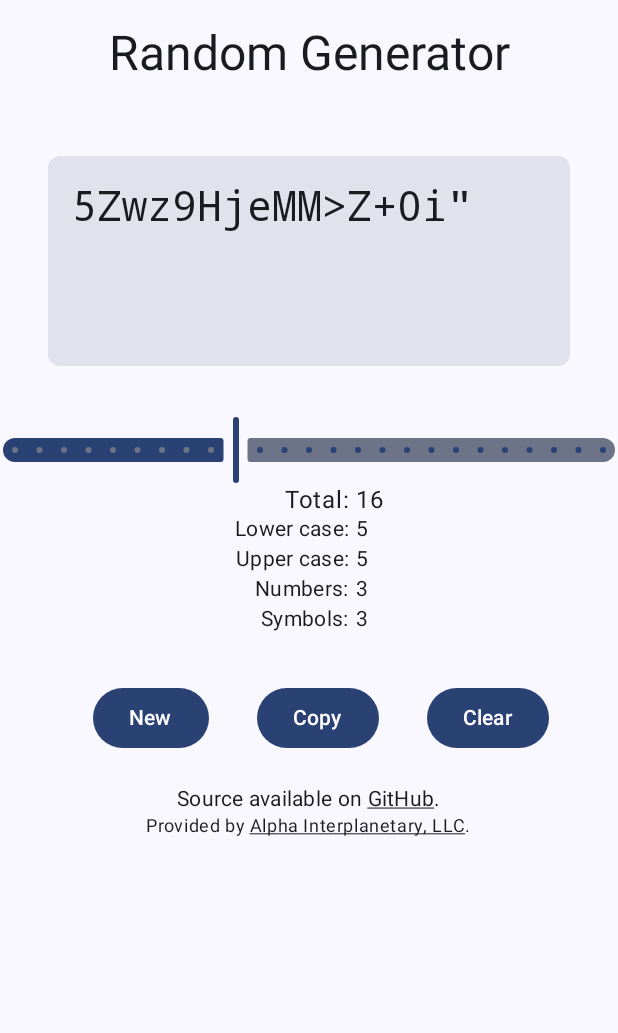
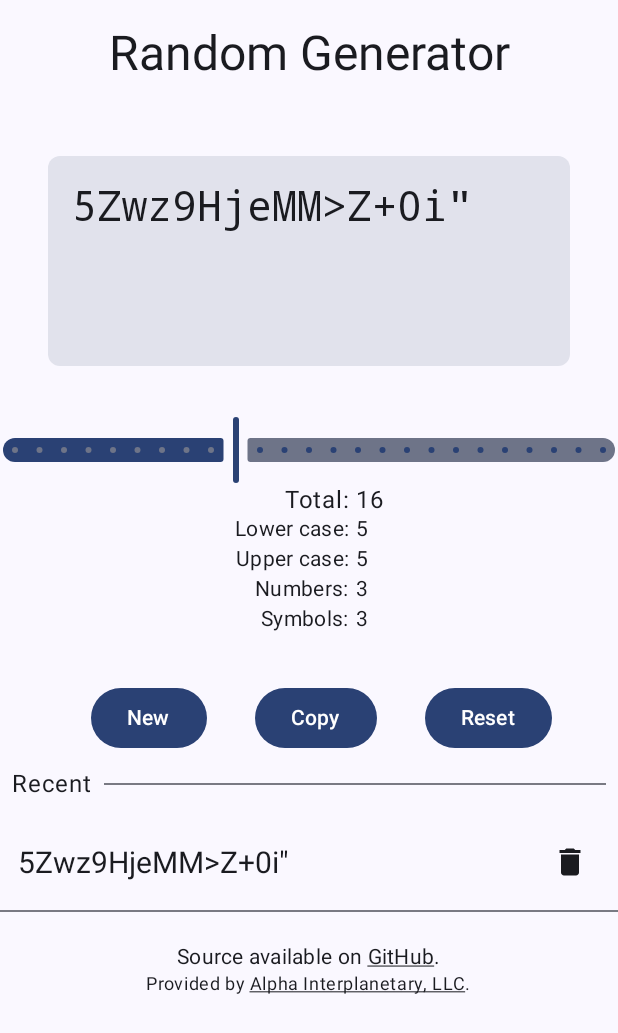
Before and after one commit to pforhan/android-pwdgen, an Android app built with Jetpack Compose: the screen it shows after launch (MainActivity), after a tap on "Copy", on a phone screen of 412 x 824 dp. Shown: the top 1033 px of the screen. Run offline under Robolectric (Android 15) with nearby library versions, the phone set to English and light mode, and no system bars; 8 statements that could not run were skipped.

Commit message:
working secure storage and history list
update gradle config

```diff
--- a/app/src/main/java/alphainterplanetary/passwordgen/MainActivity.kt
+++ b/app/src/main/java/alphainterplanetary/passwordgen/MainActivity.kt
@@ -7,7 +7,6 @@ import android.content.Context
 import android.content.Intent
 import android.net.Uri
 import android.os.Bundle
-import android.util.Log
 import android.view.WindowManager.LayoutParams
 import android.widget.Toast
 import androidx.activity.ComponentActivity
@@ -23,10 +22,16 @@ import androidx.compose.foundation.layout.Row
 import androidx.compose.foundation.layout.fillMaxSize
 import androidx.compose.foundation.layout.fillMaxWidth
 import androidx.compose.foundation.layout.padding
+import androidx.compose.foundation.layout.wrapContentSize
 import androidx.compose.foundation.rememberScrollState
 import androidx.compose.foundation.shape.RoundedCornerShape
 import androidx.compose.foundation.verticalScroll
+import androidx.compose.material.icons.Icons
+import androidx.compose.material.icons.filled.Delete
 import androidx.compose.material3.Button
+import androidx.compose.material3.Divider
+import androidx.compose.material3.Icon
+import androidx.compose.material3.IconButton
 import androidx.compose.material3.MaterialTheme
 import androidx.compose.material3.Slider
 import androidx.compose.material3.Surface
@@ -34,7 +39,6 @@ import androidx.compose.material3.Text
 import androidx.compose.runtime.Composable
 import androidx.compose.runtime.collectAsState
 import androidx.compose.ui.Alignment
-import androidx.compose.ui.ExperimentalComposeUiApi
 import androidx.compose.ui.Modifier
 import androidx.compose.ui.Modifier.Companion
 import androidx.compose.ui.platform.LocalContext
@@ -48,6 +52,7 @@ import androidx.compose.ui.text.style.TextDecoration
 import androidx.compose.ui.text.withStyle
 import androidx.compose.ui.tooling.preview.Preview
 import androidx.compose.ui.unit.dp
+import androidx.compose.ui.unit.sp
 import kotlinx.coroutines.flow.MutableStateFlow
 
 private const val LENGTH_DEFAULT = 16
@@ -55,14 +60,22 @@ private const val LENGTH_MIN = 8
 private const val LENGTH_MAX = 30
 
 class MainActivity : ComponentActivity() {
-  private val current = MutableStateFlow(PwdState(content = "", length = LENGTH_DEFAULT))
+  private val current = MutableStateFlow(
+    UiState(
+      pwdState = PwdState(content = "", length = LENGTH_DEFAULT),
+      recent = emptyList()
+    )
+  )
   private val passwordStorage = PasswordStorage()
 
   override fun onCreate(savedInstanceState: Bundle?) {
     super.onCreate(savedInstanceState)
     window.addFlags(LayoutParams.FLAG_SECURE)
     val instructions = getString(R.string.default_instruction)
-    current.value = current.value.copy(content = instructions)
+    current.value = UiState(
+      pwdState = current.value.pwdState.copy(content = instructions),
+      recent = passwordStorage.listPasswords()
+    )
 
     setContent {
       PasswordGenTheme {
@@ -84,9 +97,8 @@ class MainActivity : ComponentActivity() {
 private fun PwdColumn(
   context: Context,
   passwordStorage: PasswordStorage,
-  stateFlow: MutableStateFlow<PwdState>
-) =
-  Column(
+  stateFlow: MutableStateFlow<UiState>
+) = Column(
   modifier = Modifier.fillMaxSize(),
   horizontalAlignment = Alignment.CenterHorizontally
 ) {
@@ -99,18 +111,21 @@ private fun PwdColumn(
   LengthSlider(stateFlow)
   PasswordStatistics(context, stateFlow)
   ButtonRow(passwordStorage, stateFlow)
+  HistoryList(context, passwordStorage, stateFlow)
   Links(context)
 }
 
 @Composable
-private fun LengthSlider(stateFlow: MutableStateFlow<PwdState>) {
+private fun LengthSlider(stateFlow: MutableStateFlow<UiState>) {
   val contentState = stateFlow.collectAsState()
   Slider(
-    value = contentState.value.length.toFloat(),
+    value = contentState.value.pwdState.length.toFloat(),
     onValueChange = {
       val length = it.toInt()
       val current = stateFlow.value
-      if (length != current.length) stateFlow.value = current.withNewPassword(length)
+      if (length != current.pwdState.length) {
+        stateFlow.value = current.copy(pwdState = current.pwdState.withNewPassword(length))
+      }
     },
     steps = LENGTH_MAX - LENGTH_MIN + 1,
     valueRange = LENGTH_MIN.toFloat()..LENGTH_MAX.toFloat()
@@ -119,7 +134,7 @@ private fun LengthSlider(stateFlow: MutableStateFlow<PwdState>) {
 
 @Composable fun PasswordStatistics(
   context: Context,
-  stateFlow: MutableStateFlow<PwdState>
+  stateFlow: MutableStateFlow<UiState>
 ) {
   Row(horizontalArrangement = Arrangement.SpaceBetween) {
     Column(
@@ -148,7 +163,7 @@ private fun LengthSlider(stateFlow: MutableStateFlow<PwdState>) {
       )
     }
     Column {
-      val stats = stateFlow.collectAsState().value
+      val stats = stateFlow.collectAsState().value.pwdState
       Text(
         text = stats.length.toString(),
         style = MaterialTheme.typography.bodyLarge
@@ -176,7 +191,7 @@ private fun LengthSlider(stateFlow: MutableStateFlow<PwdState>) {
 @Composable
 private fun ButtonRow(
   passwordStorage: PasswordStorage,
-  stateFlow: MutableStateFlow<PwdState>
+  stateFlow: MutableStateFlow<UiState>
 ) {
   Row(
     verticalAlignment = Alignment.CenterVertically,
@@ -191,7 +206,9 @@ private fun ButtonRow(
     Button(
       modifier = padding,
       onClick = {
-        stateFlow.value = stateFlow.value.withNewPassword()
+        stateFlow.value = stateFlow.value.copy(
+          pwdState = stateFlow.value.pwdState.withNewPassword()
+        )
       }) {
       Text(text = stringResource(R.string.new_text))
     }
@@ -206,15 +223,89 @@ private fun ButtonRow(
     Button(
       modifier = padding,
       onClick = {
-        val len = stateFlow.value.length
-        stateFlow.value =
-          PwdState(
+        val len = stateFlow.value.pwdState.length
+        stateFlow.value = stateFlow.value.copy(
+          pwdState = PwdState(
             length = len,
             content = context.getString(R.string.default_instruction)
           )
+        )
       }) {
-      Text(text = stringResource(R.string.clear))
+      Text(text = stringResource(R.string.reset))
     }
+  }
+}
+
+@Composable
+fun HistoryList(
+  context: Context,
+  passwordStorage: PasswordStorage,
+  stateFlow: MutableStateFlow<UiState>,
+) {
+  val items = stateFlow.collectAsState().value.recent
+
+  Column(
+    modifier = Modifier.wrapContentSize()
+  ) {
+    DividerWithText(
+      modifier = Modifier.padding(8.dp),
+      text = stringResource(R.string.recent)
+    )
+    items.forEach { pwd ->
+      Row(
+        modifier = Modifier
+          .fillMaxWidth()
+          .padding(8.dp)
+          .clickable {
+            copyToClipboard(
+              context, pwd
+            )
+          },
+        verticalAlignment = Alignment.CenterVertically
+      ) {
+        Text(
+          text = pwd,
+          style = TextStyle(
+            fontSize = 20.sp,
+          ),
+          modifier = Modifier
+            .weight(1f)
+            .padding(4.dp),
+        )
+        IconButton(onClick = {
+          passwordStorage.remove(pwd)
+          stateFlow.value = stateFlow.value.copy(recent = passwordStorage.listPasswords())
+          Toast
+            .makeText(context, "Deleted from history.", Toast.LENGTH_SHORT)
+            .show()
+        }) {
+          Icon(
+            Icons.Default.Delete, contentDescription = stringResource(R.string.delete)
+          )
+        }
+      }
+      Divider()
+    }
+  }
+}
+
+@Composable
+fun DividerWithText(
+  text: String,
+  modifier: Modifier = Modifier,
+) {
+  Row(
+    modifier = modifier
+      .fillMaxWidth(),
+    verticalAlignment = Alignment.CenterVertically
+  ) {
+    Text(
+      text = text,
+      modifier = Modifier.padding(end = 8.dp)
+    )
+    Divider(
+      modifier = Modifier.weight(1f),
+    )
   }
 }
 
@@ -274,11 +365,10 @@ private fun launchUrl(
   context.startActivity(intent)
 }
 
-@OptIn(ExperimentalComposeUiApi::class)
 @Composable
 fun CopyOnClickText(
   passwordStorage: PasswordStorage,
-  stateFlow: MutableStateFlow<PwdState>
+  stateFlow: MutableStateFlow<UiState>
 ) {
   Box(
     modifier = Modifier
@@ -293,7 +383,7 @@ fun CopyOnClickText(
     val textToUse = stateFlow.collectAsState().value
 
     Text(
-      text = textToUse.content,
+      text = textToUse.pwdState.content,
       minLines = 3,
       fontFamily = FontFamily.Monospace,
       modifier = Modifier
@@ -310,34 +400,46 @@ fun CopyOnClickText(
 private fun maybeNewAndCopyText(
   context: Context,
   passwordStorage: PasswordStorage,
-  stateFlow: MutableStateFlow<PwdState>
+  stateFlow: MutableStateFlow<UiState>
 ) {
   var current = stateFlow.value
-  if (current.content == context.getString(R.string.default_instruction)) {
+  if (current.pwdState.content == context.getString(R.string.default_instruction)) {
     // Go ahead and generate first so the copy can proceed.
-    stateFlow.value = current.withNewPassword()
-    current = stateFlow.value
+    val newPwdState = current.pwdState.withNewPassword()
+    current = current.copy(
+      pwdState = newPwdState
+    )
   }
+  copyToClipboard(context, current.pwdState.content)
+  passwordStorage.addPassword(current.pwdState.content)
+  stateFlow.value = current.copy(recent = passwordStorage.listPasswords())
+}
+
+private fun copyToClipboard(
+  context: Context,
+  value: String,
+  message: String = context.getString(R.string.copied_current),
+) {
   val clipboard = context.getSystemService(Context.CLIPBOARD_SERVICE) as ClipboardManager
   clipboard.setPrimaryClip(
-    ClipData.newPlainText(
-      context.getString(R.string.copied_password),
-      current.content
+    ClipData.newPlainText(context.getString(R.string.copied_password), value)
   )
-  )
-  passwordStorage.savePassword(current.content)
-  Log.d(
-    "pwdgen",
-    passwordStorage.listPasswords().joinToString { it.password }
-  )
-  val toastMessage = context.getString(R.string.copied_current)
   Toast
-    .makeText(context, toastMessage, Toast.LENGTH_SHORT)
+    .makeText(context, message, Toast.LENGTH_SHORT)
     .show()
 }
 
 @Preview(showBackground = true)
 @Composable
 fun PwdPreview() {
-  PwdColumn(LocalContext.current, PasswordStorage(), MutableStateFlow(PwdState(8, "F@k3Pa5%")))
+  PwdColumn(
+    LocalContext.current,
+    PasswordStorage(),
+    MutableStateFlow(
+      UiState(
+        PwdState(8, "F@k3Pa5%"),
+        listOf("Password1", "password2", "aPassword3")
+      )
+    )
+  )
 }
--- a/app/src/main/java/alphainterplanetary/passwordgen/PasswordStorage.kt
+++ b/app/src/main/java/alphainterplanetary/passwordgen/PasswordStorage.kt
@@ -1,14 +1,9 @@
 package alphainterplanetary.passwordgen
 
-import android.security.keystore.KeyGenParameterSpec
+import android.security.keystore.KeyGenParameterSpec.Builder
 import android.security.keystore.KeyProperties
 import android.util.Log
-import java.security.KeyPairGenerator
 import java.security.KeyStore
-import java.security.cert.Certificate
-import java.security.cert.X509Certificate
-import java.util.Date
-import java.util.PriorityQueue
 import javax.crypto.KeyGenerator
 
 class PasswordStorage {
@@ -16,14 +11,16 @@ class PasswordStorage {
   private val passwordQueue = PasswordQueue()
   var lastError: Exception? = null
 
-  private val keyStore: KeyStore = KeyStore.getInstance("AndroidKeyStore").apply {
+  private val keyStore: KeyStore = KeyStore.getInstance(ANDROID_KEY_STORE).apply {
     try {
       load(null)
       aliases().toList()
-        .filter { it.isPasswordAlias() }
-        .map { alias ->
-          loadPasswordEntry(alias)
-        }
+        .filter { it.startsWith(PASSWORD_ENTRY_PREFIX) }
+        // Order by index -- index comes after the prefix so just string ordering is fine.
+        .sortedBy { it }
+        // Strip out the prefix and the index.
+        .map { it.substring(PASSWORD_ENTRY_PREFIX.length + 1) }
+        // Save to memory:
         .forEach {
           passwordQueue.enqueue(it)
         }
@@ -33,49 +30,61 @@ class PasswordStorage {
     }
   }
 
-  // Method to create a key with the given alias
-  fun savePassword(password: String): Boolean = try {
-    val alias = password.toAlias()
-    val keyPairGenerator = KeyPairGenerator.getInstance(KeyProperties.KEY_ALGORITHM_RSA, "AndroidKeyStore")
-    keyPairGenerator.initialize(
-      KeyGenParameterSpec.Builder(alias,
-        KeyProperties.PURPOSE_SIGN or KeyProperties.PURPOSE_VERIFY)
-        .setDigests(KeyProperties.DIGEST_SHA256, KeyProperties.DIGEST_SHA512)
-        .setSignaturePaddings(KeyProperties.SIGNATURE_PADDING_RSA_PKCS1)
+  private fun saveAll() {
+    removePasswordsFromKeystore()
+    val keyGenerator = KeyGenerator.getInstance(KeyProperties.KEY_ALGORITHM_AES, ANDROID_KEY_STORE)
+    passwordQueue.list().forEachIndexed { index, password ->
+      keyGenerator.save(password.toAlias(index))
+    }
+  }
+
+  private fun KeyGenerator.save(alias: String) {
+    init(
+      Builder(
+        alias,
+        KeyProperties.PURPOSE_ENCRYPT or KeyProperties.PURPOSE_DECRYPT
+      )
+        .setBlockModes(KeyProperties.BLOCK_MODE_GCM)
+        .setEncryptionPaddings(KeyProperties.ENCRYPTION_PADDING_NONE)
         .build()
     )
-    keyPairGenerator.generateKeyPair()
-    val passwordEntry = keyStore.loadPasswordEntry(alias)
-    val old = passwordQueue.enqueue(passwordEntry)
-    if (old != null) {
-      remove(old)
-    }
-    true
-  } catch (e: Exception) {
-    lastError = e
-    e.printStackTrace()
-    false
+    generateKey()
   }
 
-  // Method to list all current aliases and their creation dates
-  fun listPasswords(): List<PasswordEntry> = passwordQueue.toList()
-
-  private fun KeyStore.loadPasswordEntry(alias: String): PasswordEntry {
-    val creationDate = keyStore.dateOf(alias)
-    Log.d("pwdgen-date", "date is $creationDate")
-    return PasswordEntry(alias.toPassword(), creationDate)
+  /**
+   * Add a password to the store, ejecting the eldest if there are more than the maximum.
+   * @return true if the save was successful, false if this password is the same as the last
+   * or if there was an error saving.
+   */
+  fun addPassword(password: String): Boolean {
+    try {
+      if (passwordQueue.peekLast() == password) {
+        return false
+      }
+      passwordQueue.enqueue(password)
+      saveAll()
+      return true
+    } catch (e: Exception) {
+      lastError = e
+      e.printStackTrace()
+      return false
+    }
   }
 
-  private fun KeyStore.dateOf(alias: String): Date {
-    val cert: Certificate = keyStore.getCertificate(alias)
-    Log.d("pwdgen-date", "cert is $cert and is x509? ${cert is X509Certificate}")
-    return if (cert is X509Certificate) cert.notBefore else Date()
+  /** List all passwords. These are ordered from most recent to least recent. */
+  fun listPasswords(): List<String> {
+    Log.d("aps", " Passwds: ${passwordQueue.list().reversed()}")
+
+    return passwordQueue.list().reversed()
   }
 
-  // Method to delete a key with the given alias
-  fun remove(passwordEntry: PasswordEntry): Boolean = try {
-    passwordQueue.remove(passwordEntry)
-    keyStore.deleteEntry(passwordEntry.password.toAlias())
+  /**
+   * Remove a password from the store.
+   * @return true if the save was successful, false otherwise.
+   */
+  fun remove(password: String): Boolean = try {
+    passwordQueue.remove(password)
+    saveAll()
     true
   } catch (e: Exception) {
     lastError = e
@@ -85,43 +94,41 @@ class PasswordStorage {
 
   // Method to remove all keys from the Keystore
   fun removeAllEntries() = try {
-    listPasswords().forEach(::remove)
+    passwordQueue.clear()
+    removePasswordsFromKeystore()
   } catch (e: Exception) {
     lastError = e
     e.printStackTrace()
   }
+
+  private fun removePasswordsFromKeystore() {
+    keyStore.aliases().toList()
+      .filter { it.startsWith(PASSWORD_ENTRY_PREFIX) }
+      .forEach { keyStore.deleteEntry(it) }
+  }
 }
 
-data class PasswordEntry(
-  val password: String,
-  val creationDate: Date
-) : Comparable<PasswordEntry> {
-  override fun compareTo(other: PasswordEntry): Int = creationDate.compareTo(other.creationDate)
-}
+const val ANDROID_KEY_STORE = "AndroidKeyStore"
+const val PASSWORD_ENTRY_PREFIX = "pwd"
+private fun String.toAlias(index: Int) = "$PASSWORD_ENTRY_PREFIX$index$this"
 
-const val PASSWORD_KEYSTORE_PREFIX = " "
-private fun String.isPasswordAlias(): Boolean = startsWith(PASSWORD_KEYSTORE_PREFIX)
-private fun String.toAlias(): String = "$PASSWORD_KEYSTORE_PREFIX$this"
-private fun String.toPassword(): String = substring(PASSWORD_KEYSTORE_PREFIX.length)
+private class PasswordQueue(private val maxSize: Int = 3) {
+  private val queue = mutableListOf<String>()
 
-private class PasswordQueue(private val maxSize: Int = 3) : Iterable<PasswordEntry> {
-  private val queue = PriorityQueue<PasswordEntry>()
-
-  fun enqueue(passwordEntry: PasswordEntry): PasswordEntry? {
-    // todo debug this because I think it's always deleting the newest entry instead of the oldest
-    queue.add(passwordEntry)
+  fun enqueue(newEntry: String): String? {
+    queue.add(newEntry)
     return if (queue.size > maxSize) {
-      queue.poll() // Remove the eldest entry
+      queue.removeAt(0) // Remove the eldest entry
     } else null
   }
 
-  fun peek(): PasswordEntry? = queue.peek()
+  fun peekLast(): String? = queue.lastOrNull()
 
   fun clear() = queue.clear()
 
-  override fun iterator(): Iterator<PasswordEntry> = queue.sortedBy { it.creationDate }.iterator()
+  fun list(): List<String> = queue.toList()
 
-  fun remove(passwordEntry: PasswordEntry) {
-    queue.remove(passwordEntry)
+  fun remove(password: String) {
+    queue.remove(password)
   }
 }
--- a/app/src/main/java/alphainterplanetary/passwordgen/PwdState.kt
+++ b/app/src/main/java/alphainterplanetary/passwordgen/UiState.kt
@@ -1,6 +1,11 @@
 package alphainterplanetary.passwordgen
 
 import kotlin.random.Random
+
+data class UiState(
+  val pwdState: PwdState,
+  val recent: List<String>
+)
 
 data class PwdState(
   val length: Int,
--- a/app/src/main/res/values/strings.xml
+++ b/app/src/main/res/values/strings.xml
@@ -1,12 +1,14 @@
 <resources>
   <string name="app_name">Alpha\u2019s Passwords</string>
-  <string name="clear">Clear</string>
   <string name="copied_current">Copied current to clipboard</string>
   <string name="copied_password">Copied Password</string>
   <string name="copy">Copy</string>
   <string name="default_instruction">Tap New to create a password.</string>
+  <string name="delete">Delete</string>
   <string name="header">Random Generator</string>
   <string name="new_text">New</string>
+  <string name="recent">Recent</string>
+  <string name="reset">Reset</string>
   <string name="stats_lower">Lower case:</string>
   <string name="stats_number">Numbers:</string>
   <string name="stats_symbol">Symbols:</string>
--- a/build.gradle.kts
+++ b/build.gradle.kts
@@ -1,5 +1,6 @@
 // Top-level build file where you can add configuration options common to all sub-projects/modules.
 plugins {
-  id("com.android.application") version "8.4.1" apply false
-  id("org.jetbrains.kotlin.android") version "1.9.0" apply false
+  alias(libs.plugins.android.application) apply false
+  alias(libs.plugins.kotlin.android) apply false
+  alias(libs.plugins.kotlin.compose) apply false
 }
```
Also changed, not shown: app/build.gradle.kts (+5 -4 lines), gradle/libs.versions.toml (added, +31 -0 lines), settings.gradle.kts (+7 -1 lines), gradle/wrapper/gradle-wrapper.properties. Lines whose indentation alone changed are shown as unchanged.
